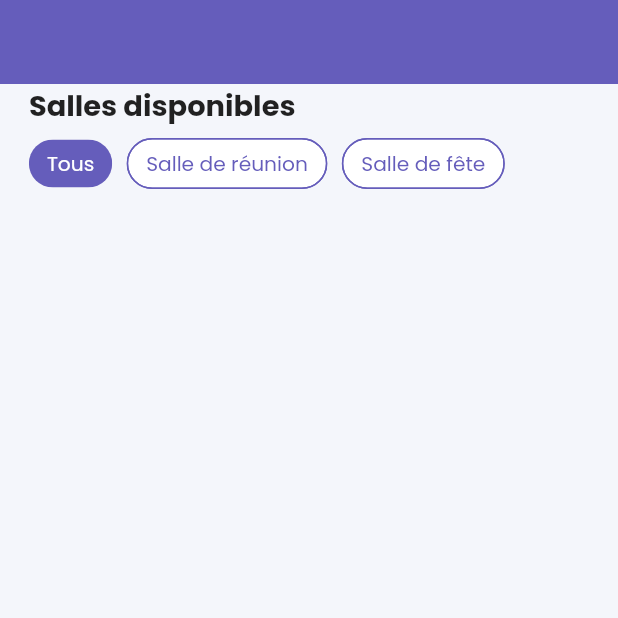
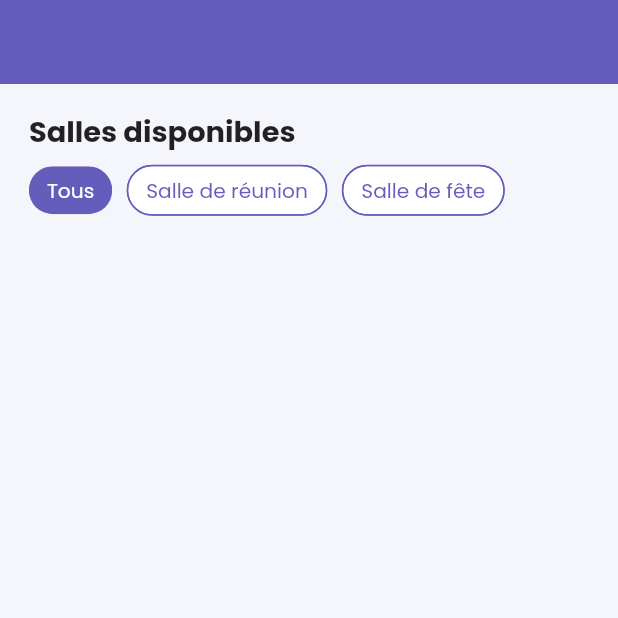
Before and after one commit to Poseidon1402/room_master, a Flutter app: the RoomListScreen screen opened by its route, on a phone screen of 412 x 824 dp, the top half of it. Run offline on Flutter 3.47's test engine with Material 2 defaults, Android fonts, the phone set to English and light mode, and no system bars; our stand-ins replace bloc, cloud_firestore, equatable, firebase_auth, firebase_core, flutter_bloc and 5 more; missing offline and left inert: time_range_picker; accounts and stored records are empty.

Commit message:
add:padding

```diff
--- a/lib/features/room_list/presentation/widgets/room_list_body.dart
+++ b/lib/features/room_list/presentation/widgets/room_list_body.dart
@@ -16,8 +16,10 @@ class RoomListBody extends StatelessWidget {
       width: MediaQuery.of(context).size.width,
       height: MediaQuery.of(context).size.height,
       child: Padding(
-        padding: EdgeInsets.symmetric(
-          horizontal: 20.w,
+        padding: EdgeInsets.only(
+          left: 20.w,
+          right: 20.w,
+          top: 20.h,
         ),
         child: Column(
           crossAxisAlignment: CrossAxisAlignment.start,
```
